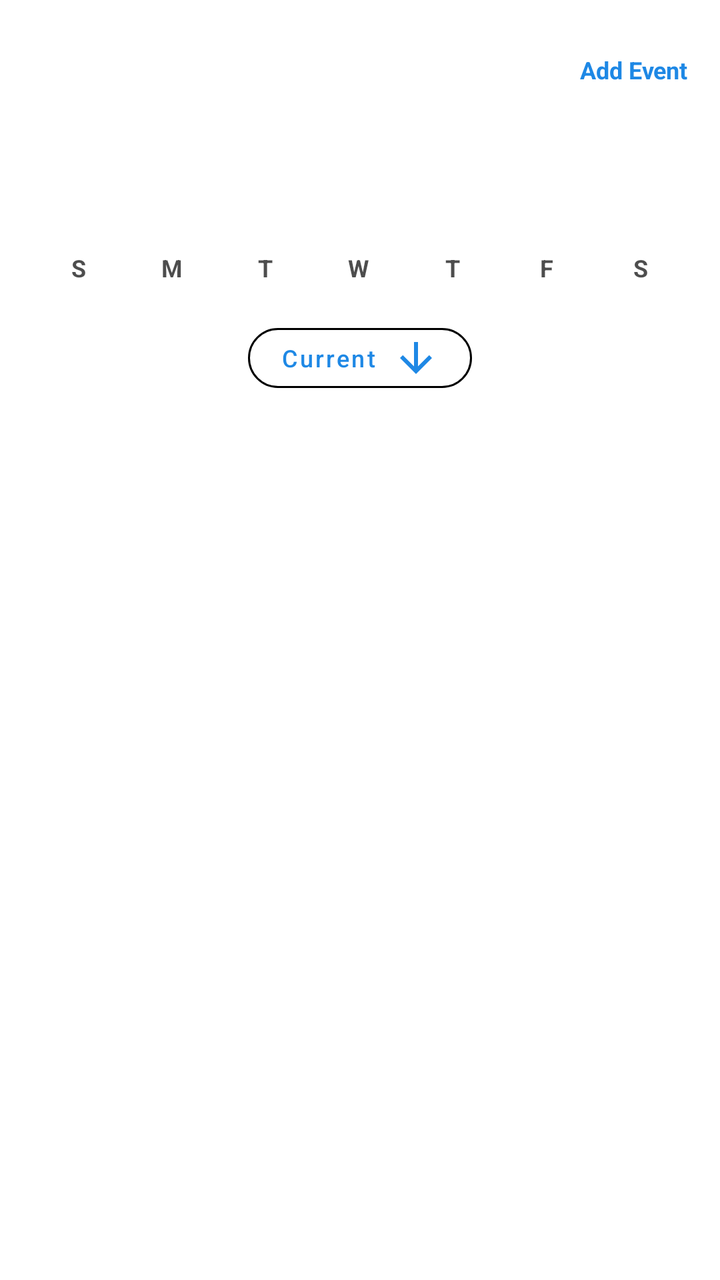
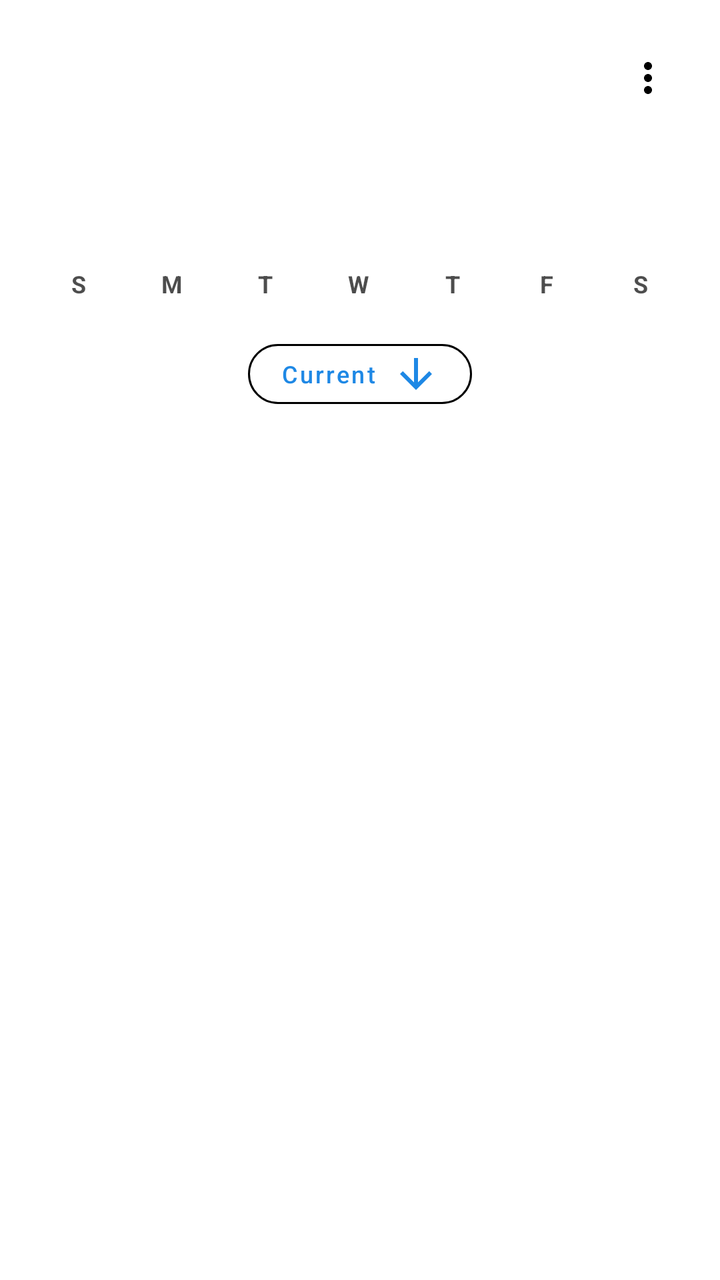

Two renders of the same Android screen: before a commit and after it. Below are the layout's source before the change and the commit's diff.
<!-- AndroidManifest.xml: application theme Theme.Nudge -->
<!-- res/layout/fragment_reminder_list.xml -->
<?xml version="1.0" encoding="utf-8"?>
<LinearLayout xmlns:android="http://schemas.android.com/apk/res/android"
    android:layout_width="match_parent"
    android:layout_height="match_parent"
    xmlns:app="http://schemas.android.com/apk/res-auto"
    android:orientation="vertical">

    <androidx.constraintlayout.widget.ConstraintLayout
        android:layout_width="match_parent"
        android:layout_height="wrap_content"
        android:layout_margin="4dp"
        android:padding="12dp">

        
        <LinearLayout
            android:layout_width="match_parent"
            android:layout_height="wrap_content"
            android:layout_margin="4dp"
            android:padding="12dp"
            android:orientation="horizontal"
            android:gravity="center_vertical">

            <TextView
                android:id="@+id/todayText"
                android:layout_width="0dp"
                android:layout_height="wrap_content"
                android:layout_weight="1"
                android:textSize="10sp"
                android:textStyle="bold"
                android:textColor="?attr/colorOnSurface"/>

            <TextView
                android:id="@+id/statusText"
                android:layout_width="wrap_content"
                android:layout_height="wrap_content"
                android:textSize="10sp"
                android:textStyle="bold"
                android:textColor="?attr/colorOnSurface"
                android:visibility="gone"
                android:text="Offline"/>
        </LinearLayout>


        
        <TextView
            android:id="@+id/addEventText"
            android:layout_width="wrap_content"
            android:layout_height="wrap_content"
            android:text="Add Event"
            android:textSize="12sp"
            android:textStyle="bold"
            android:textColor="?attr/colorPrimary"
            android:clickable="true"
            android:focusable="true"
            android:foreground="?attr/selectableItemBackgroundBorderless"
            app:layout_constraintEnd_toEndOf="parent"
            app:layout_constraintTop_toTopOf="parent"
            app:layout_constraintBottom_toBottomOf="parent" />

    </androidx.constraintlayout.widget.ConstraintLayout>

    
    <LinearLayout
        android:id="@+id/miniCalendarContainer"
        android:layout_width="match_parent"
        android:layout_height="wrap_content"
        android:layout_marginStart="16dp"
        android:layout_marginEnd="16dp"
        android:layout_marginTop="8dp"
        android:gravity="center_horizontal"
        android:orientation="vertical">
        <androidx.constraintlayout.widget.ConstraintLayout
            android:id="@+id/miniCalendarHeader"
            android:layout_width="match_parent"
            android:layout_height="48dp"
            android:paddingBottom="4dp">

        
        <ImageButton
            android:id="@+id/miniCalPrev"
            android:layout_width="48dp"
            android:layout_height="48dp"
            android:src="@drawable/ic_chevron_left"
            android:background="?attr/selectableItemBackgroundBorderless"
            android:contentDescription="Previous month"
            android:padding="12dp"
            app:layout_constraintStart_toStartOf="parent"
            app:layout_constraintTop_toTopOf="parent"
            app:layout_constraintBottom_toBottomOf="parent"/>

        
        <TextView
            android:id="@+id/miniCalendarMonth"
            android:layout_width="wrap_content"
            android:layout_height="wrap_content"
            android:textSize="14sp"
            android:textStyle="bold"
            android:textColor="?attr/colorOnSurface"
            android:maxLines="1"
            android:ellipsize="end"
            app:layout_constraintStart_toStartOf="parent"
            app:layout_constraintEnd_toEndOf="parent"
            app:layout_constraintTop_toTopOf="parent"
            app:layout_constraintBottom_toBottomOf="parent"/>

        
        <ImageButton
            android:id="@+id/miniCalNext"
            android:layout_width="48dp"
            android:layout_height="48dp"
            android:src="@drawable/ic_chevron_right"
            android:background="?attr/selectableItemBackgroundBorderless"
            android:contentDescription="Next month"
            android:padding="12dp"
            app:layout_constraintEnd_toEndOf="parent"
            app:layout_constraintTop_toTopOf="parent"
            app:layout_constraintBottom_toBottomOf="parent"/>
        </androidx.constraintlayout.widget.ConstraintLayout>
        
        <LinearLayout
            android:layout_width="match_parent"
            android:layout_height="wrap_content"
            android:orientation="horizontal"
            android:gravity="center_vertical">

            
            <TextView style="@style/MiniCalHeader" android:text="S" />
            <TextView style="@style/MiniCalHeader" android:text="M" />
            <TextView style="@style/MiniCalHeader" android:text="T" />
            <TextView style="@style/MiniCalHeader" android:text="W" />
            <TextView style="@style/MiniCalHeader" android:text="T" />
            <TextView style="@style/MiniCalHeader" android:text="F" />
            <TextView style="@style/MiniCalHeader" android:text="S" />
        </LinearLayout>

        <androidx.recyclerview.widget.RecyclerView
            android:id="@+id/miniCalendarRv"
            android:layout_width="match_parent"
            android:layout_height="wrap_content"
            android:layout_marginTop="8dp"
            android:overScrollMode="never" />
    </LinearLayout>

    <LinearLayout
        android:id="@+id/periodRow"
        android:layout_width="match_parent"
        android:layout_height="wrap_content"
        android:layout_marginStart="16dp"
        android:layout_marginEnd="16dp"
        android:layout_marginTop="8dp"
        android:gravity="center_horizontal"
        android:orientation="horizontal">

        <com.google.android.material.button.MaterialButton
            android:id="@+id/periodPill"
            style="@style/Widget.MaterialComponents.Button.OutlinedButton"
            android:layout_width="wrap_content"
            android:layout_height="42dp"
            android:minHeight="42dp"
            android:text="Current"
            android:textAllCaps="false"
            app:cornerRadius="18dp"
            android:textSize="12sp"
            app:icon="@drawable/ic_arrow_down"
            app:iconGravity="textEnd"
            app:iconPadding="8dp"
            app:strokeWidth="1dp"
            app:strokeColor="?attr/colorOnSurface"/>
    </LinearLayout>

    <androidx.constraintlayout.widget.ConstraintLayout xmlns:android="http://schemas.android.com/apk/res/android"
        android:layout_width="match_parent"
        android:layout_height="match_parent">

        <ProgressBar
            android:id="@+id/progressBar"
            android:layout_width="wrap_content"
            android:layout_height="wrap_content"
            app:layout_constraintTop_toTopOf="parent"
            app:layout_constraintBottom_toBottomOf="parent"
            app:layout_constraintStart_toStartOf="parent"
            app:layout_constraintEnd_toEndOf="parent"
            android:visibility="gone"/>

        <androidx.recyclerview.widget.RecyclerView
            android:id="@+id/recyclerView"
            android:layout_width="match_parent"
            android:layout_height="match_parent"
            android:layout_margin="16dp" />
    </androidx.constraintlayout.widget.ConstraintLayout>



</LinearLayout>
<!-- resources referenced by this layout -->
<resources>
  <!-- drawable ic_arrow_down (drawable) -->
  <vector xmlns:android="http://schemas.android.com/apk/res/android" android:height="24dp" android:tint="#FFFFFF" android:viewportHeight="24" android:viewportWidth="24" android:width="24dp">
        
      <path android:fillColor="@android:color/white" android:pathData="M20,12l-1.41,-1.41L13,16.17V4h-2v12.17l-5.58,-5.59L4,12l8,8 8,-8z"/>
      
  </vector>
  <!-- drawable ic_chevron_left (drawable) -->
  <vector xmlns:android="http://schemas.android.com/apk/res/android" android:height="24dp" android:tint="#FFFFFF" android:viewportHeight="24" android:viewportWidth="24" android:width="24dp">
        
      <path android:fillColor="@android:color/white" android:pathData="M15.41,7.41L14,6l-6,6 6,6 1.41,-1.41L10.83,12z"/>
      
  </vector>
  <!-- drawable ic_chevron_right (drawable) -->
  <vector xmlns:android="http://schemas.android.com/apk/res/android" android:height="24dp" android:tint="#FFFFFF" android:viewportHeight="24" android:viewportWidth="24" android:width="24dp">
        
      <path android:fillColor="@android:color/white" android:pathData="M10,6L8.59,7.41 13.17,12l-4.58,4.59L10,18l6,-6z"/>
      
  </vector>
  <style name="MiniCalHeader">
          <item name="android:layout_width">0dp</item>
          <item name="android:layout_height">wrap_content</item>
          <item name="android:layout_weight">1</item>
          <item name="android:gravity">center</item>
          <item name="android:textSize">12sp</item>
          <item name="android:textStyle">bold</item>
          <item name="android:textColor">?attr/colorOnSurface</item>
          <item name="android:alpha">0.7</item>
      </style>
  <style name="Theme.Nudge" parent="Theme.MaterialComponents.DayNight.NoActionBar">
          
          <item name="colorPrimary">@color/colorPrimary</item>
          <item name="colorPrimaryVariant">@color/colorPrimaryDark</item>
          <item name="colorOnPrimary">@color/white</item>
          
          <item name="colorSecondary">@color/colorAccent</item>
          <item name="colorSecondaryVariant">@color/colorAccent</item>
          <item name="colorOnSecondary">@color/black</item>
          
          <item name="android:colorBackground">@color/colorBackground</item>
          
          <item name="android:textColorPrimary">@color/colorTextPrimary</item>
          <item name="android:textColorSecondary">@color/colorTextSecondary</item>
          
          <item name="android:windowBackground">@color/colorBackground</item>
          <item name="android:statusBarColor">@color/colorTheme</item>
      </style>
  <color name="colorPrimary">#1E88E5</color>
  <color name="colorPrimaryDark">#1565C0</color>
  <color name="white">#FFFFFFFF</color>
  <color name="colorAccent">#B0B0B0</color>
  <color name="black">#FF000000</color>
  <color name="colorBackground">#FFFFFF</color>
  <color name="colorTextPrimary">#272829</color>
  <color name="colorTextSecondary">#757575</color>
  <color name="colorTheme">#58CBFF</color>
</resources>

<!-- the commit's change to res/layout/fragment_reminder_list.xml (unified diff, before → after) -->
@@ -12,13 +12,19 @@
         android:padding="12dp">
 
         
+        
         <LinearLayout
-            android:layout_width="match_parent"
+            android:id="@+id/leftHeader"
+            android:layout_width="0dp"
             android:layout_height="wrap_content"
             android:layout_margin="4dp"
             android:padding="12dp"
             android:orientation="horizontal"
-            android:gravity="center_vertical">
+            android:gravity="center_vertical"
+            app:layout_constraintStart_toStartOf="parent"
+            app:layout_constraintTop_toTopOf="parent"
+            app:layout_constraintBottom_toBottomOf="parent"
+            app:layout_constraintEnd_toStartOf="@id/overflowButton">
 
             <TextView
                 android:id="@+id/todayText"
@@ -42,20 +48,18 @@
 
 
         
-        <TextView
-            android:id="@+id/addEventText"
-            android:layout_width="wrap_content"
-            android:layout_height="wrap_content"
-            android:text="Add Event"
-            android:textSize="12sp"
-            android:textStyle="bold"
-            android:textColor="?attr/colorPrimary"
-            android:clickable="true"
-            android:focusable="true"
-            android:foreground="?attr/selectableItemBackgroundBorderless"
+        <ImageButton
+            android:id="@+id/overflowButton"
+            android:layout_width="40dp"
+            android:layout_height="40dp"
+            android:src="@drawable/ic_more_vert_24"
+            android:contentDescription="Menu"
+            android:background="?attr/selectableItemBackgroundBorderless"
+            app:tint="?attr/colorOnSurface"
+            android:padding="8dp"
             app:layout_constraintEnd_toEndOf="parent"
             app:layout_constraintTop_toTopOf="parent"
-            app:layout_constraintBottom_toBottomOf="parent" />
+            app:layout_constraintBottom_toBottomOf="parent"/>
 
     </androidx.constraintlayout.widget.ConstraintLayout>
 
<!-- resource entries referenced after the edit -->
@@ -16,6 +16,12 @@
   <vector xmlns:android="http://schemas.android.com/apk/res/android" android:height="24dp" android:tint="#FFFFFF" android:viewportHeight="24" android:viewportWidth="24" android:width="24dp">
         
       <path android:fillColor="@android:color/white" android:pathData="M10,6L8.59,7.41 13.17,12l-4.58,4.59L10,18l6,-6z"/>
+      
+  </vector>
+  <!-- drawable ic_more_vert_24 (drawable) -->
+  <vector xmlns:android="http://schemas.android.com/apk/res/android" android:height="24dp" android:tint="#FFFFFF" android:viewportHeight="24" android:viewportWidth="24" android:width="24dp">
+        
+      <path android:fillColor="@android:color/white" android:pathData="M12,8c1.1,0 2,-0.9 2,-2s-0.9,-2 -2,-2 -2,0.9 -2,2 0.9,2 2,2zM12,10c-1.1,0 -2,0.9 -2,2s0.9,2 2,2 2,-0.9 2,-2 -0.9,-2 -2,-2zM12,16c-1.1,0 -2,0.9 -2,2s0.9,2 2,2 2,-0.9 2,-2 -0.9,-2 -2,-2z"/>
       
   </vector>
   <style name="MiniCalHeader">
